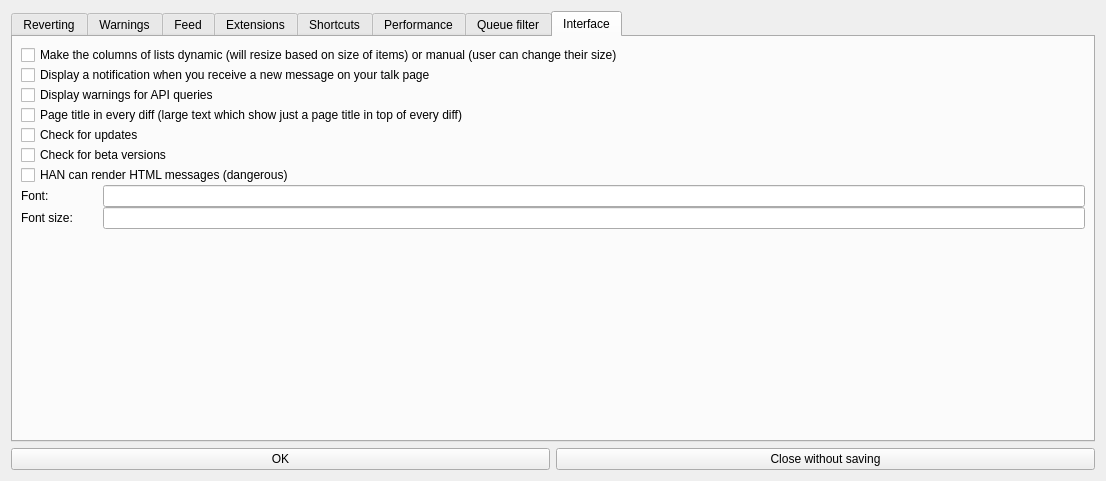
huggle/huggle3-qt-lx, file huggle/preferences.ui: the form before one commit.
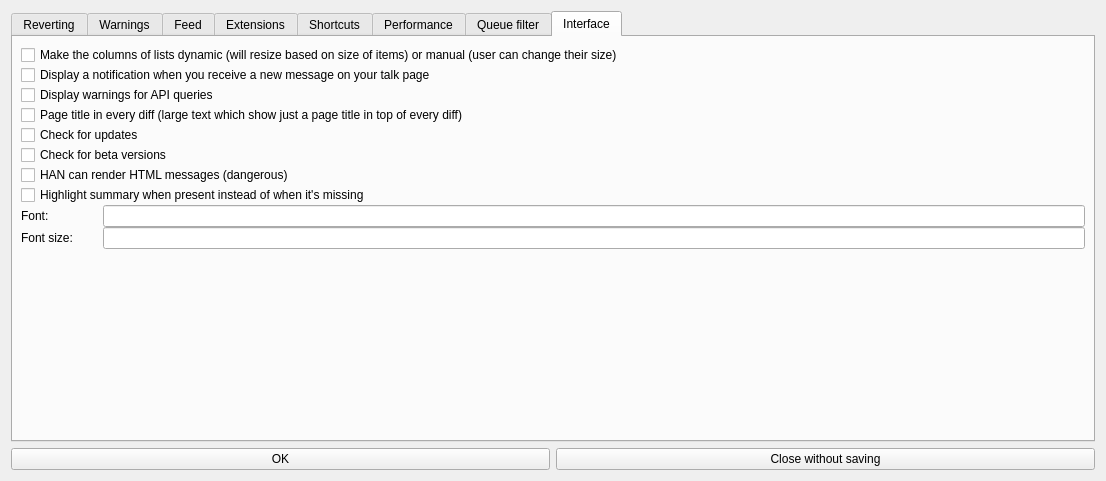
The form after the commit. The open tabs and pages were chosen to show the change. Icons and pictures are not drawn.

```diff
--- a/huggle/preferences.ui
+++ b/huggle/preferences.ui
@@ -728,6 +728,13 @@
          </property>
         </widget>
        </item>
+       <item>
+        <widget class="QCheckBox" name="checkBox_7">
+         <property name="text">
+          <string>Highlight summary when present instead of when it's missing</string>
+         </property>
+        </widget>
+       </item>
        <item>
         <layout class="QHBoxLayout" name="horizontalLayout_10">
          <item>
```
